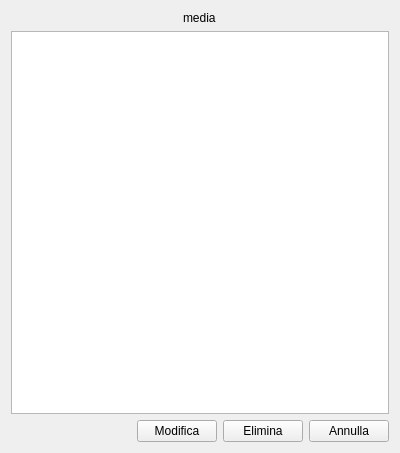
Old version of the form viewmediadialog.ui in the repository BigBuckBunny12/Progetto-PAO.
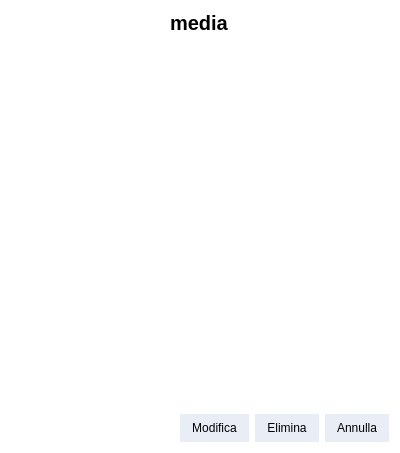
New version of the form.

Diff of the .ui file:
```diff
--- a/viewmediadialog.ui
+++ b/viewmediadialog.ui
@@ -13,6 +13,9 @@
   <property name="windowTitle">
    <string>Form</string>
   </property>
+  <property name="styleSheet">
+   <string notr="true">background-color: transparent;</string>
+  </property>
   <layout class="QVBoxLayout" name="verticalLayout">
    <item>
     <layout class="QHBoxLayout" name="horizontalLayout" stretch="0">
@@ -33,9 +36,20 @@
          <verstretch>0</verstretch>
         </sizepolicy>
        </property>
+       <property name="font">
+        <font>
+         <pointsize>15</pointsize>
+         <bold>true</bold>
+         <strikeout>false</strikeout>
+         <kerning>true</kerning>
+        </font>
+       </property>
        <property name="layoutDirection">
         <enum>Qt::LayoutDirection::LeftToRight</enum>
        </property>
+       <property name="styleSheet">
+        <string notr="true">color: rgb(0, 0, 0);</string>
+       </property>
        <property name="text">
         <string>media</string>
        </property>
@@ -50,9 +64,24 @@
     </layout>
    </item>
    <item>
-    <layout class="QVBoxLayout" name="infoLayout">
+    <layout class="QVBoxLayout" name="infoContainer">
      <item>
-      <widget class="QListWidget" name="listWidget"/>
+      <widget class="QScrollArea" name="scrollArea">
+       <property name="widgetResizable">
+        <bool>true</bool>
+       </property>
+       <widget class="QWidget" name="mediaInfo">
+        <property name="geometry">
+         <rect>
+          <x>0</x>
+          <y>0</y>
+          <width>378</width>
+          <height>358</height>
+         </rect>
+        </property>
+        <layout class="QVBoxLayout" name="infoLayout"/>
+       </widget>
+      </widget>
      </item>
     </layout>
    </item>
@@ -73,6 +102,30 @@
      </item>
      <item>
       <widget class="QPushButton" name="editButton">
+       <property name="styleSheet">
+        <string notr="true">QPushButton {
+    color: rgb(0, 0, 0);
+    background-color: rgb(233, 238, 246);
+    border-radius: 15px;
+    border: 2px solid rgb(233, 238, 246);
+    padding: 5px 10px;
+}
+
+QPushButton:hover {
+    border: 2px solid rgb(220, 220, 220);
+    background-color: rgb(250, 250, 250);
+}
+
+QPushButton:pressed {
+    border: 2px solid rgb(150, 150, 150);
+    background-color: rgb(230, 230, 230);
+}
+
+QPushButton:focus {
+    outline: none;
+}
+</string>
+       </property>
        <property name="text">
         <string>Modifica</string>
        </property>
@@ -80,6 +133,30 @@
      </item>
      <item>
       <widget class="QPushButton" name="deleteButton">
+       <property name="styleSheet">
+        <string notr="true">QPushButton {
+    color: rgb(0, 0, 0);
+    background-color: rgb(233, 238, 246);
+    border-radius: 15px;
+    border: 2px solid rgb(233, 238, 246);
+    padding: 5px 10px;
+}
+
+QPushButton:hover {
+    border: 2px solid rgb(220, 220, 220);
+    background-color: rgb(250, 250, 250);
+}
+
+QPushButton:pressed {
+    border: 2px solid rgb(150, 150, 150);
+    background-color: rgb(230, 230, 230);
+}
+
+QPushButton:focus {
+    outline: none;
+}
+</string>
+       </property>
        <property name="text">
         <string>Elimina</string>
        </property>
@@ -87,6 +164,30 @@
      </item>
      <item>
       <widget class="QPushButton" name="exitButton">
+       <property name="styleSheet">
+        <string notr="true">QPushButton {
+    color: rgb(0, 0, 0);
+    background-color: rgb(233, 238, 246);
+    border-radius: 15px;
+    border: 2px solid rgb(233, 238, 246);
+    padding: 5px 10px;
+}
+
+QPushButton:hover {
+    border: 2px solid rgb(220, 220, 220);
+    background-color: rgb(250, 250, 250);
+}
+
+QPushButton:pressed {
+    border: 2px solid rgb(150, 150, 150);
+    background-color: rgb(230, 230, 230);
+}
+
+QPushButton:focus {
+    outline: none;
+}
+</string>
+       </property>
        <property name="text">
         <string>Annulla</string>
        </property>
```
